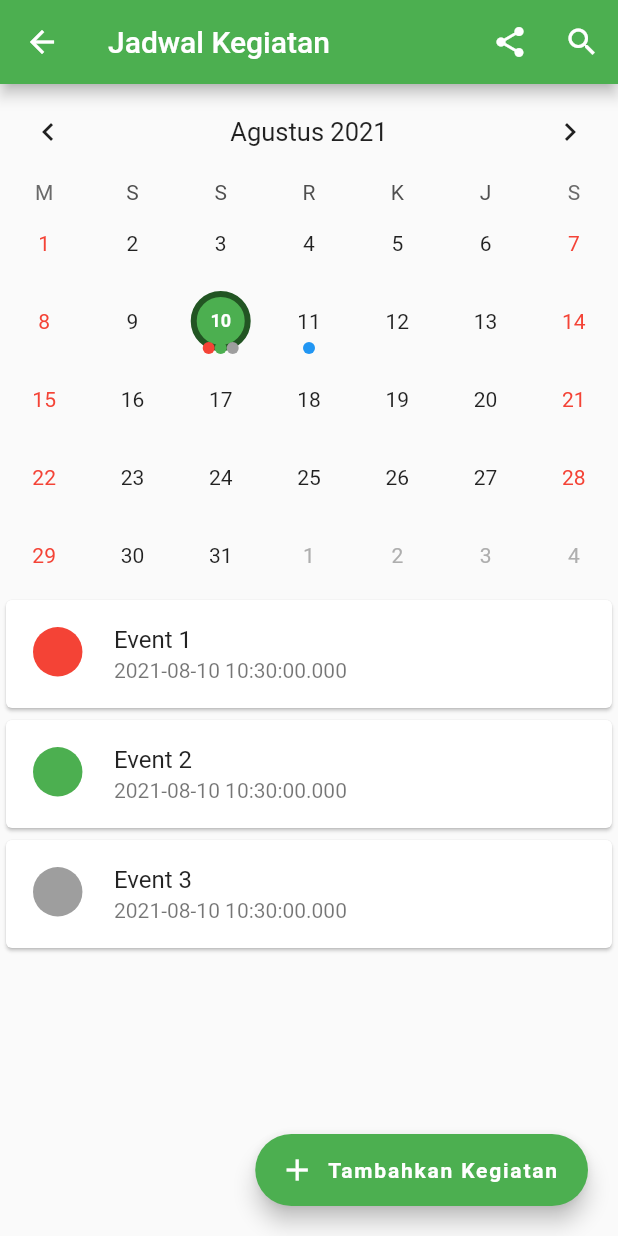
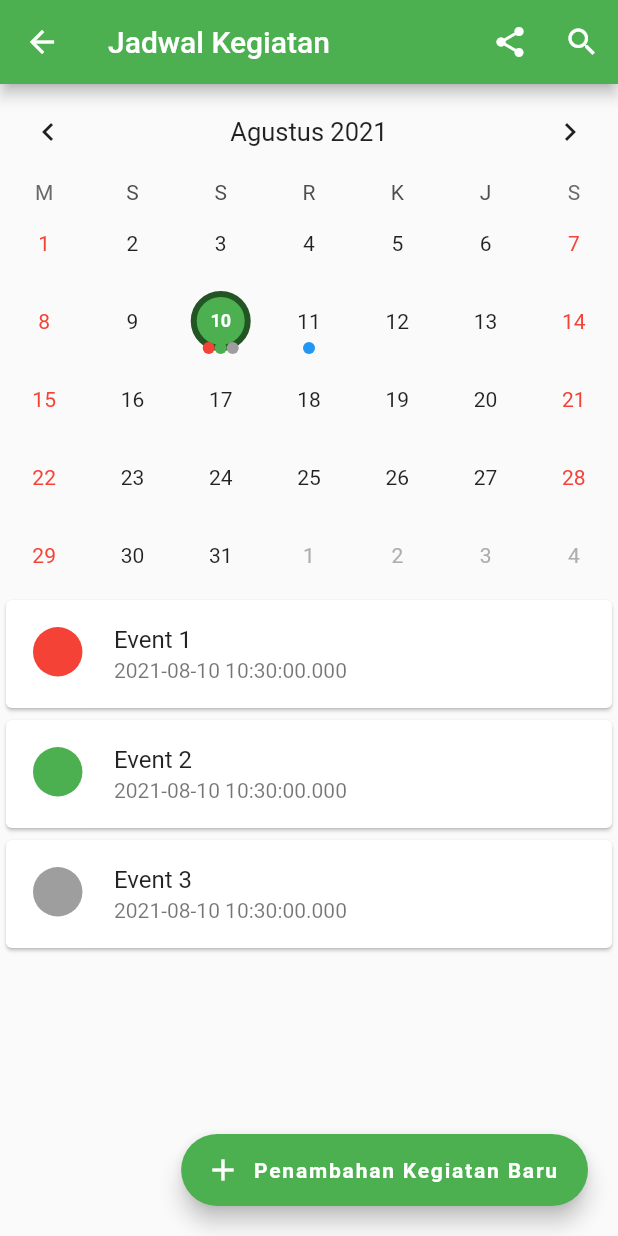
Before and after one commit to alfrirafles/smp_kerinci, a Flutter app: the screen it shows after launch, after a tap on "Kalender", on a phone screen of 412 x 824 dp. Run offline on Flutter 3.47's test engine with Material 2 defaults, Android fonts, the phone set to English and light mode, and no system bars; drawn by our look-alikes of table_calendar; our stand-ins replace flutter_svg, url_strategy.

Commit message:
Added contents for calendar modal

```diff
--- a/lib/components/calendar.dart
+++ b/lib/components/calendar.dart
@@ -4,6 +4,7 @@ import 'package:smp_kerinci/components/marker.dart';
 import 'package:smp_kerinci/components/number_marker.dart';
 import 'package:smp_kerinci/components/event_card.dart';
 import 'package:smp_kerinci/components/create_item_modal.dart';
+import 'package:smp_kerinci/components/date_picker_button.dart';
 import 'package:intl/intl.dart';
 import 'package:smp_kerinci/utilities/constants.dart';
 import 'package:smp_kerinci/models/event.dart';
@@ -20,6 +21,7 @@ class _CalendarState extends State<Calendar> {
   late final ValueNotifier<List<Event>> _selectedEvents;
   DateTime? _selectedDate;
   DateTime _focusedDate = DateTime.now();
+  DateTime _modalPickedDate = DateTime.now();
 
   int _getHashCode(DateTime key) {
     return key.day * 1000000 + key.month * 10000 + key.year;
@@ -131,13 +133,47 @@ class _CalendarState extends State<Calendar> {
           ),
           CreateItemModal(
             buttonColor: Colors.green,
-            buttonDescription: 'Tambahkan Kegiatan',
+            buttonDescription: 'Penambahan Kegiatan Baru',
             modalContent: [
-              Text('Hello World'),
-              ElevatedButton(
-                child: Text('Confirm'),
-                onPressed: () => Navigator.pop(context),
+              Align(
+                  alignment: Alignment.center,
+                  child: Text('Tambahkan Kegiatan')),
+              SizedBox(
+                height:
+                    MediaQuery.of(context).size.height * kModalItemsGapHeight,
               ),
+              TextField(
+                decoration: InputDecoration(
+                  border: OutlineInputBorder(),
+                  labelText: 'Nama Kegiatan',
+                ),
+              ),
+              SizedBox(
+                height:
+                    MediaQuery.of(context).size.height * kModalItemsGapHeight,
+              ),
+              Text(
+                'Tanggal Mulai Kegiatan',
+              ),
+              Row(
+                mainAxisAlignment: MainAxisAlignment.spaceBetween,
+                children: [
+                  DatePickerButton(initialDateDisplay: _modalPickedDate),
+                  Text('-'),
+                  DatePickerButton(initialDateDisplay: _modalPickedDate),
+                ],
+              ),
+              SizedBox(
+                  height: MediaQuery.of(context).size.height *
+                      kModalItemsGapHeight),
+              Align(
+                alignment: Alignment.center,
+                child: ElevatedButton(
+                  child: Text('Tambahkan Kegiatan'),
+                  onPressed: () => Navigator.pop(context),
+                ),
+              ),
+              Container(),
             ],
           ),
         ],
```
